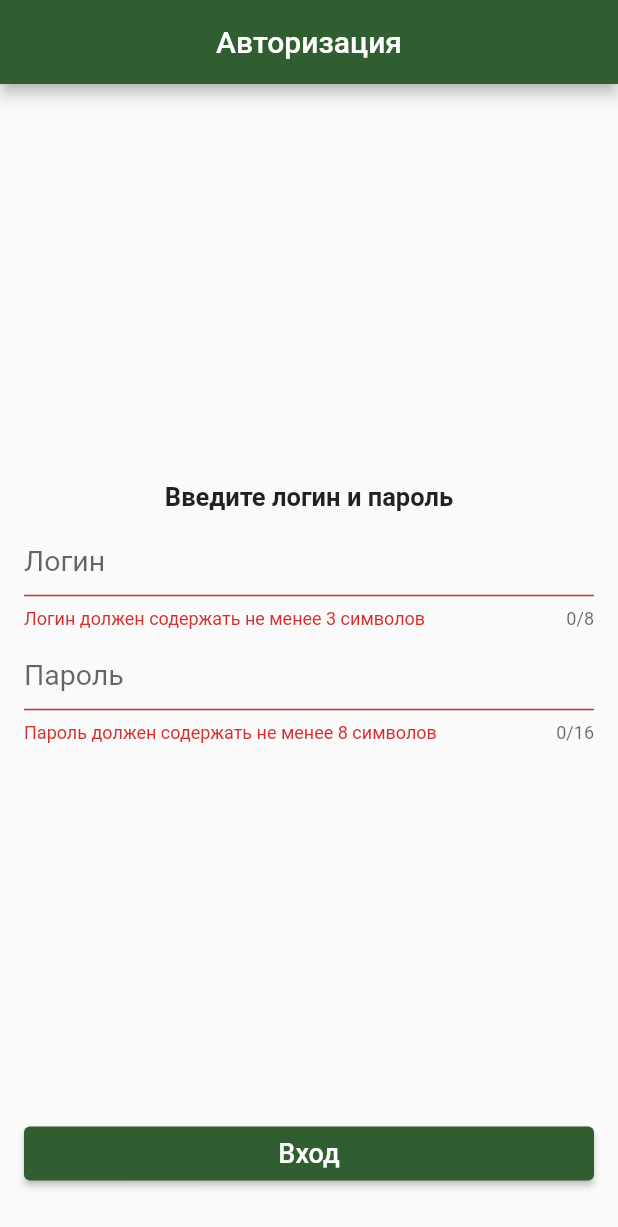
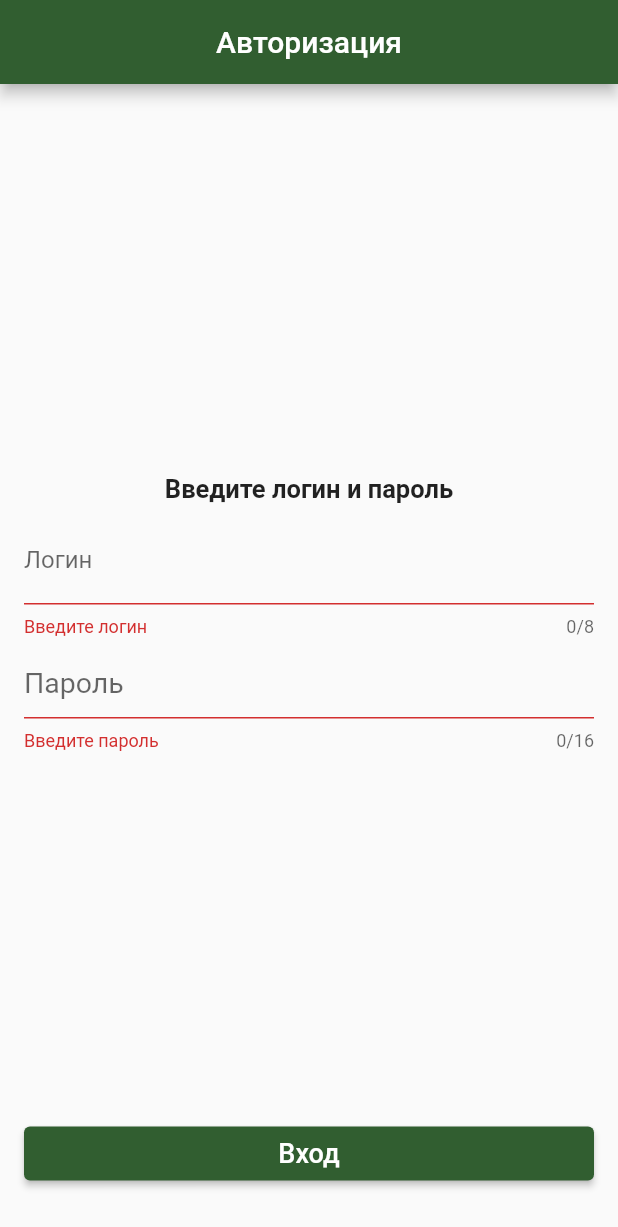
Before and after one commit to kapbar/simple_code1, a Flutter app: the screen it shows after launch, after a tap on "Вход", on a phone screen of 412 x 824 dp. Shown: the top 1227 px of the screen. Run offline on Flutter 3.47's test engine with Material 2 defaults, Android fonts, the phone set to English and light mode, and no system bars.

Commit message:
изменение

```diff
--- a/lib/login_screen.dart
+++ b/lib/login_screen.dart
@@ -1,4 +1,5 @@
 import 'package:flutter/material.dart';
+import 'package:simple_code_lesson_2/generated/l10n.dart';
 
 class LoginScreen extends StatefulWidget {
   const LoginScreen({Key? key}) : super(key: key);
@@ -8,17 +9,17 @@ class LoginScreen extends StatefulWidget {
 }
 
 class _LoginScreenState extends State<LoginScreen> {
-  final _logincontroller = TextEditingController();
-  final _passwordcontroller = TextEditingController();
+  String? login;
+  String? password;
+
   final formKey = GlobalKey<FormState>();
 
   register() {
-    formKey.currentState?.validate();
-    final login = _logincontroller.text;
-    final password = _passwordcontroller.text;
+    final isValidated = formKey.currentState?.validate() ?? false;
 
-    if (login.length >= 3 && password.length >= 8) {
+    if (isValidated) {
       FocusScope.of(context).unfocus();
+      formKey.currentState?.save();
       if (login == 'qwerty' && password == '123456ab') {
         Navigator.pushNamed(context, '/home');
       } else {
@@ -32,10 +33,10 @@ class _LoginScreenState extends State<LoginScreen> {
       context: context,
       builder: (BuildContext context) {
         return AlertDialog(
-          title: const Text('Попробуйте снова'),
+          title: Text(S.of(context).tryAgain),
           actions: [
             ElevatedButton(
-              child: const Text('Закрыть'),
+              child: Text(S.of(context).close),
               onPressed: () {
                 Navigator.of(context).pop();
               },
@@ -50,7 +51,7 @@ class _LoginScreenState extends State<LoginScreen> {
   Widget build(BuildContext context) {
     return Scaffold(
       appBar: AppBar(
-        title: const Text('Авторизация'),
+        title: Text(S.of(context).auth),
         centerTitle: true,
       ),
       body: Padding(
@@ -60,39 +61,45 @@ class _LoginScreenState extends State<LoginScreen> {
           child: Column(
             children: <Widget>[
               const Spacer(),
-              const Text(
-                'Введите логин и пароль',
-                style: TextStyle(fontWeight: FontWeight.bold, fontSize: 17),
+              Text(
+                S.of(context).inputLoginAndPassword,
+                style:
+                    const TextStyle(fontWeight: FontWeight.bold, fontSize: 17),
               ),
               const SizedBox(height: 8),
               TextFormField(
-                controller: _logincontroller,
                 maxLength: 8,
                 validator: (value) {
-                  if (value!.length < 3) {
-                    return 'Логин должен содержать не менее 3 символов';
+                  if (value!.trim().isEmpty) return S.of(context).inputErrorCheckLogin;
+                  if (value.length < 3) {
+                    return S.of(context).inputErrorLoginIsShort;
                   }
                   return null;
                 },
-                decoration: const InputDecoration(
-                  hintText: 'Логин',
-                  hintStyle: TextStyle(fontSize: 19),
+                onSaved: (value) {
+                  login = value;
+                },
+                decoration: InputDecoration(
+                  labelText: S.of(context).login,
                 ),
               ),
               const SizedBox(height: 6),
               TextFormField(
-                controller: _passwordcontroller,
                 obscureText: true,
                 maxLength: 16,
                 validator: (value) {
-                  if (value!.length < 8) {
-                    return 'Пароль должен содержать не менее 8 символов';
+                  if (value!.trim().isEmpty) return S.of(context).inputErrorCheckPassword;
+                  if (value.length < 8) {
+                    return S.of(context).inputErrorPasswordIsShort;
                   }
                   return null;
                 },
-                decoration: const InputDecoration(
-                  hintText: 'Пароль',
-                  hintStyle: TextStyle(fontSize: 19),
+                onSaved: (value) {
+                  password = value;
+                },
+                decoration: InputDecoration(
+                  hintText: S.of(context).password,
+                  hintStyle: const TextStyle(fontSize: 19),
                 ),
               ),
               const Spacer(),
@@ -100,10 +107,10 @@ class _LoginScreenState extends State<LoginScreen> {
                 onPressed: () => register(),
                 child: Row(
                   mainAxisAlignment: MainAxisAlignment.center,
-                  children: const [
+                  children: [
                     Text(
-                      'Вход',
-                      style: TextStyle(fontSize: 18),
+                      S.of(context).signIn,
+                      style: const TextStyle(fontSize: 18),
                     ),
                   ],
                 ),
--- a/lib/main.dart
+++ b/lib/main.dart
@@ -1,6 +1,8 @@
 import 'package:flutter/material.dart';
 import 'package:simple_code_lesson_2/home_screen.dart';
 import 'package:simple_code_lesson_2/login_screen.dart';
+import 'package:flutter_localizations/flutter_localizations.dart';
+import 'generated/l10n.dart';
 
 void main() {
   runApp(const MyApp());
@@ -17,6 +19,14 @@ class MyApp extends StatelessWidget {
         colorScheme: ColorScheme.fromSwatch()
             .copyWith(primary: const Color.fromARGB(255, 49, 94, 48)),
       ),
+      localizationsDelegates: const [
+        S.delegate,
+        GlobalMaterialLocalizations.delegate,
+        GlobalWidgetsLocalizations.delegate,
+        GlobalCupertinoLocalizations.delegate,
+      ],
+      locale: const Locale('ru', 'RU'),
+      supportedLocales: S.delegate.supportedLocales,
       routes: {
         '/': (context) => const LoginScreen(),
         '/home': (context) => const HomeScreen(title: 'Simple app'),
```
Also changed, not shown: lib/home_screen.dart (+36 -1 lines), lib/l10n/intl_en.arb (added, +17 -0 lines), lib/l10n/intl_ru_RU.arb (added, +17 -0 lines), pubspec.yaml (+7 -67 lines), lib/generated/intl/messages_all.dart (added), lib/generated/intl/messages_en.dart (added), lib/generated/intl/messages_ru_RU.dart (added), lib/generated/l10n.dart (added), pubspec.lock.
